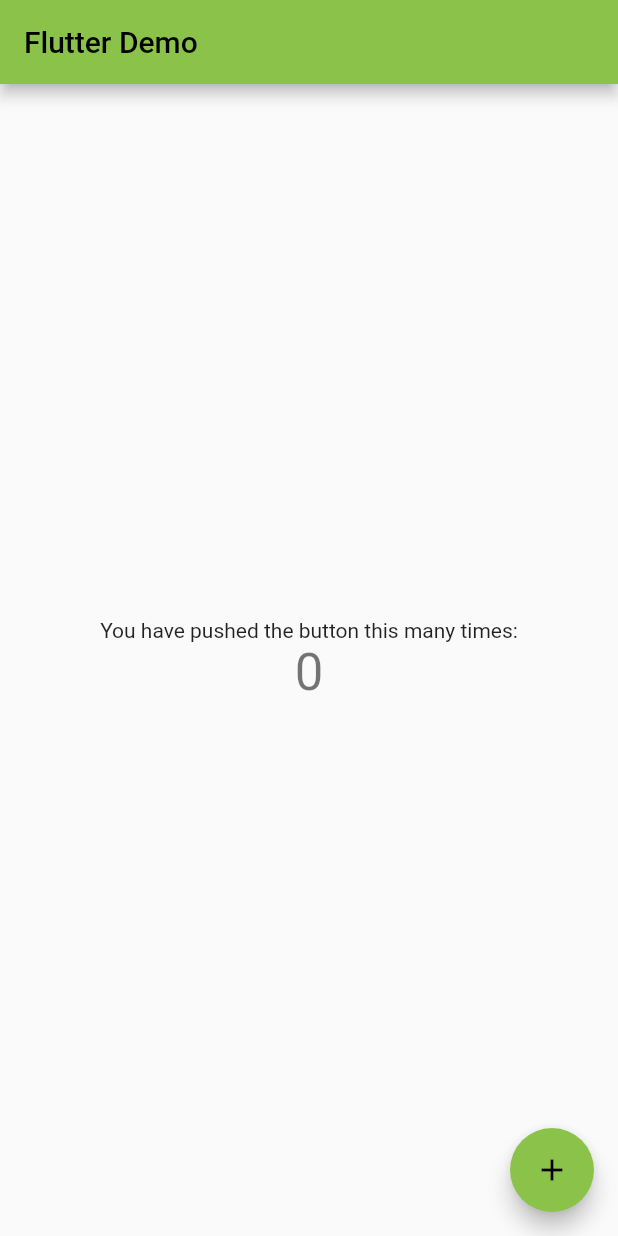
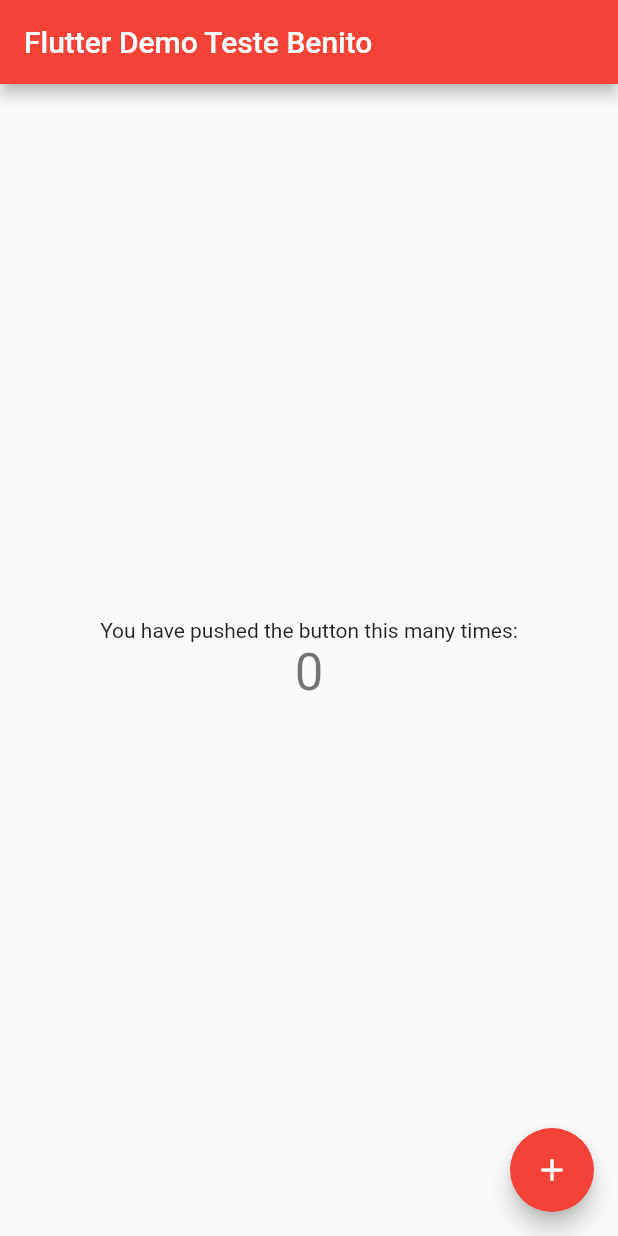
Before and after one commit to BenitoCabral/Vendas_app, a Flutter app: the screen it shows after launch, on a phone screen of 412 x 824 dp. Run offline on Flutter 3.47's test engine with Material 2 defaults, Android fonts, the phone set to English and light mode, and no system bars.

Commit message:
testa inicial

```diff
--- a/lib/main.dart
+++ b/lib/main.dart
@@ -20,9 +20,9 @@ class MyApp extends StatelessWidget {
         // or simply save your changes to "hot reload" in a Flutter IDE).
         // Notice that the counter didn't reset back to zero; the application
         // is not restarted.
-        primarySwatch: Colors.lightGreen,
+        primarySwatch: Colors.red,
       ),
-      home: MyHomePage(title: 'Flutter Demo'),
+      home: MyHomePage(title: 'Flutter Demo Teste Benito'),
     );
   }
 }
```
